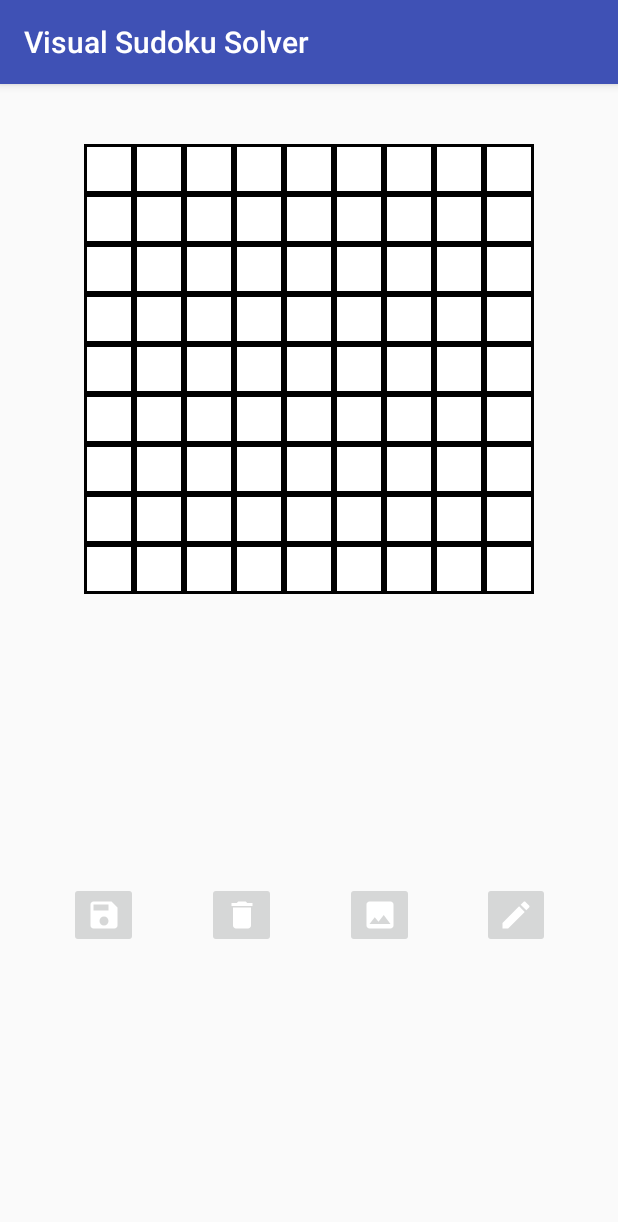
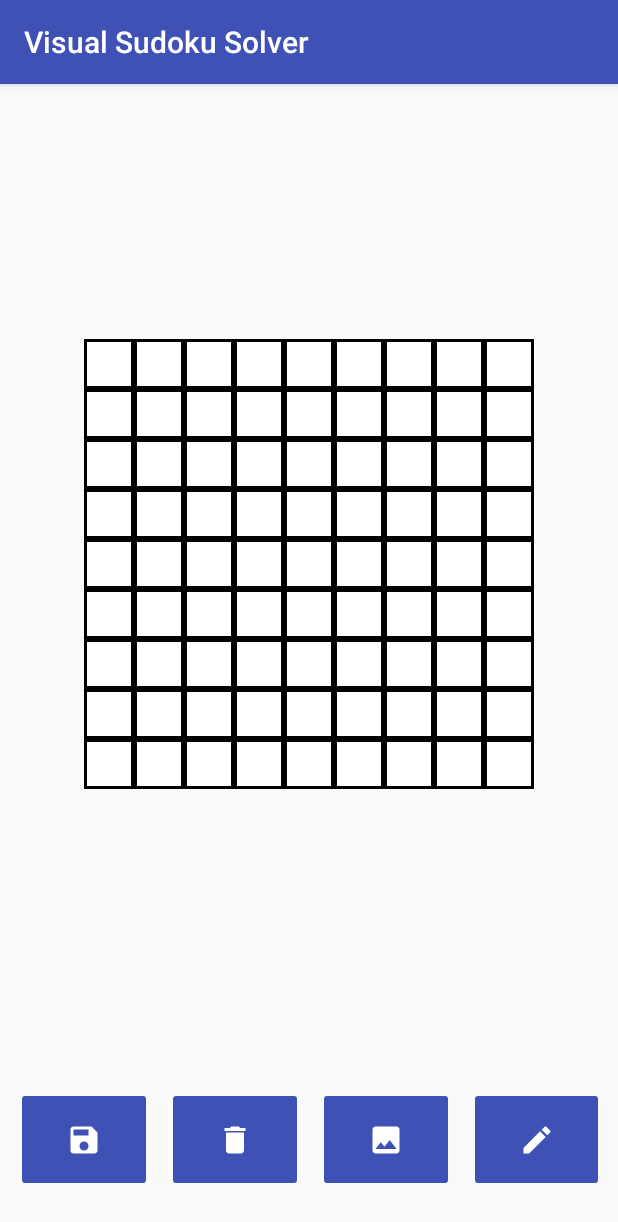
Before and after one commit to holgus103/VisualSudokuSolver, an Android app: the SolvedActivity screen opened directly, with no data from a screen before it, on a phone screen of 412 x 824 dp. Shown: the top 1222 px of the screen. Run offline under Robolectric (Android 15) with nearby library versions, the phone set to English and light mode, and no system bars; libraries missing offline, so code that uses them is left out: org.opencv.android; 2 statements that could not run were skipped.

Commit message:
GUI update

```diff
--- a/app/src/main/java/holgus103/visualsudokusolver/MainActivity.kt
+++ b/app/src/main/java/holgus103/visualsudokusolver/MainActivity.kt
@@ -49,7 +49,7 @@ class MainActivity : SudokuBaseActivity() {
             val p = File(storageDir.absolutePath + '/' + MODEL_PATH);
             if(!p.exists()){
                 setContentView(R.layout.model_download)
-                ModelLoader(this, findViewById(R.id.determinateBar))
+                ModelLoader(this, findViewById(R.id.downloaded))
                         .execute(getString(R.string.model_url), p.absolutePath)
             }
 
--- a/app/src/main/res/layout/activity_main.xml
+++ b/app/src/main/res/layout/activity_main.xml
@@ -34,7 +34,8 @@
                 android:layout_weight="1"
                 android:onClick="settings"
                 android:layout_width="match_parent"
-                android:layout_height="wrap_content"
+                android:layout_height="70dp"
+                android:backgroundTint="@color/colorPrimary"
                 app:srcCompat="@drawable/ic_settings_black_24dp" />
 
 
@@ -48,7 +49,8 @@
                 android:layout_weight="1"
                 android:onClick="recognize"
                 android:layout_width="match_parent"
-                android:layout_height="wrap_content"
+                android:layout_height="70dp"
+                android:backgroundTint="@color/colorPrimary"
                 app:srcCompat="@drawable/ic_photo_camera_black_24dp" />
 
 
--- a/app/src/main/res/layout/activity_solved.xml
+++ b/app/src/main/res/layout/activity_solved.xml
@@ -12,70 +12,78 @@
         android:layout_width="match_parent"
         android:layout_height="match_parent"
         android:orientation="vertical">
-
+        <LinearLayout
+            android:layout_width="match_parent"
+            android:gravity="center"
+            android:layout_height="match_parent" android:layout_weight="1">
         <include layout="@layout/sudoku"></include>
+        </LinearLayout>
 
         <LinearLayout
             android:layout_width="match_parent"
+            android:layout_weight="5"
             android:layout_height="match_parent">
 
             <LinearLayout
                 android:layout_width="match_parent"
                 android:layout_height="match_parent"
-                android:layout_weight="1"></LinearLayout>
+                android:layout_weight="5"></LinearLayout>
 
             <ImageButton
                 android:layout_width="match_parent"
-                android:layout_height="wrap_content"
+                android:layout_height="70dp"
                 android:layout_gravity="center"
-                android:layout_weight="1"
+                android:layout_weight="4"
+                android:backgroundTint="@color/colorPrimary"
                 android:onClick="save"
-                app:srcCompat="@drawable/ic_save_white_24dp"
- />
+                app:srcCompat="@drawable/ic_save_white_24dp" />
 
             <LinearLayout
                 android:layout_width="match_parent"
                 android:layout_height="match_parent"
-                android:layout_weight="1"></LinearLayout>
+                android:layout_weight="5"></LinearLayout>
 
             <ImageButton
                 android:layout_width="match_parent"
-                android:layout_height="wrap_content"
+                android:layout_height="70dp"
                 android:layout_gravity="center"
-                android:layout_weight="1"
+                android:layout_weight="4"
+                android:backgroundTint="@color/colorPrimary"
                 android:onClick="delete"
                 app:srcCompat="@drawable/ic_delete_white_24dp" />
 
             <LinearLayout
                 android:layout_width="match_parent"
                 android:layout_height="match_parent"
-                android:layout_weight="1"></LinearLayout>
+                android:layout_weight="5"></LinearLayout>
 
             <ImageButton
                 android:layout_width="match_parent"
-                android:layout_height="wrap_content"
+                android:layout_height="70dp"
                 android:layout_gravity="center"
-                android:layout_weight="1"
+                android:layout_weight="4"
                 android:onClick="saveImage"
+                android:backgroundTint="@color/colorPrimary"
                 app:srcCompat="@drawable/ic_image_white_24dp" />
 
             <LinearLayout
                 android:layout_width="match_parent"
                 android:layout_height="match_parent"
-                android:layout_weight="1"></LinearLayout>
+                android:layout_weight="5"></LinearLayout>
 
             <ImageButton
                 android:layout_width="match_parent"
+                android:layout_height="70dp"
+                android:layout_gravity="center"
+                android:layout_weight="4"
+                android:backgroundTint="@color/colorPrimary"
                 android:onClick="solveManually"
-                android:layout_height="wrap_content"
-                android:layout_gravity="center"
-                android:layout_weight="1"
                 app:srcCompat="@drawable/ic_create_white_24dp" />
 
             <LinearLayout
                 android:layout_width="match_parent"
                 android:layout_height="match_parent"
-                android:layout_weight="1"></LinearLayout>
+                android:layout_weight="5"></LinearLayout>
 
         </LinearLayout>
     </LinearLayout>
--- a/app/src/main/res/layout/sudoku.xml
+++ b/app/src/main/res/layout/sudoku.xml
@@ -3,7 +3,6 @@
     android:layout_width="300dp"
     android:layout_height="300dp"
     android:id="@+id/sudoku_grid"
-    android:layout_marginTop="40dp"
     xmlns:android="http://schemas.android.com/apk/res/android"
     android:layout_gravity="center"
     android:background="@color/tableBackground">
--- a/app/src/main/res/values/colors.xml
+++ b/app/src/main/res/values/colors.xml
@@ -1,6 +1,6 @@
 <?xml version="1.0" encoding="utf-8"?>
 <resources>
-    <color name="colorPrimary">#3F51B5</color>
+    <color name="colorPrimary">#3f51b5</color>
     <color name="colorPrimaryDark">#303F9F</color>
     <color name="colorAccent">#FF4081</color>
     <color name="tableBackground">#000000</color>
```
Also changed, not shown: app/src/main/java/holgus103/visualsudokusolver/SudokuEditActivity.kt (+5 -6 lines), app/src/main/java/holgus103/visualsudokusolver/threading/ModelLoader.kt (+6 -8 lines), app/src/main/java/holgus103/visualsudokusolver/threading/SolverRunner.kt (added, +24 -0 lines), app/src/main/res/layout/activity_solve_by_hand.xml (+11 -4 lines), app/src/main/res/layout/activity_sudoku_edit.xml (+16 -8 lines), app/src/main/res/layout/model_download.xml (+7 -6 lines), 1 other file.
